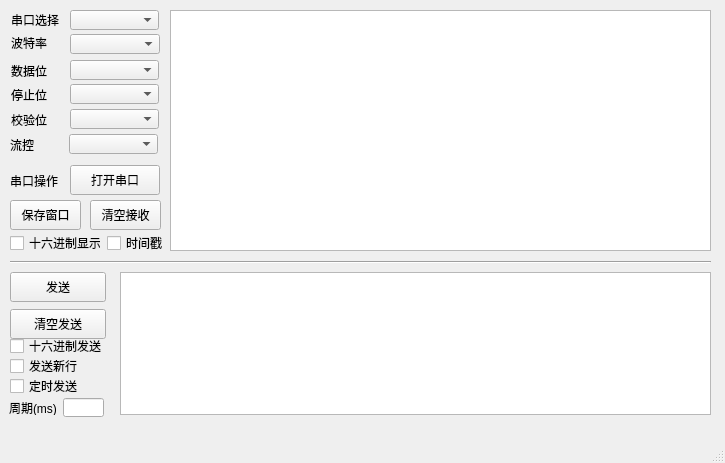
First picture: the form in mainwindow.ui, repository chxj1980/QtSerialPort, before the edit.
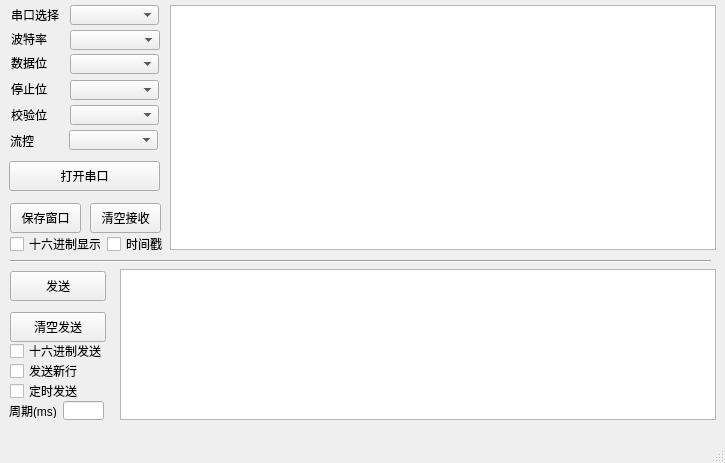
Second picture: the form after the edit.

Commit message: 串口参数即时生效。添加状态栏。

Patch:
```diff
--- a/mainwindow.ui
+++ b/mainwindow.ui
@@ -24,7 +24,7 @@
     <property name="geometry">
      <rect>
       <x>11</x>
-      <y>12</y>
+      <y>7</y>
       <width>48</width>
       <height>16</height>
      </rect>
@@ -37,7 +37,7 @@
     <property name="geometry">
      <rect>
       <x>70</x>
-      <y>84</y>
+      <y>80</y>
       <width>89</width>
       <height>20</height>
      </rect>
@@ -49,24 +49,11 @@
      </sizepolicy>
     </property>
    </widget>
-   <widget class="QLabel" name="lbPortStatus">
-    <property name="geometry">
-     <rect>
-      <x>10</x>
-      <y>165</y>
-      <width>48</width>
-      <height>31</height>
-     </rect>
-    </property>
-    <property name="text">
-     <string>串口操作</string>
-    </property>
-   </widget>
    <widget class="QLabel" name="label_5">
     <property name="geometry">
      <rect>
       <x>11</x>
-      <y>112</y>
+      <y>107</y>
       <width>48</width>
       <height>16</height>
      </rect>
@@ -78,9 +65,9 @@
    <widget class="QPushButton" name="btnOpen">
     <property name="geometry">
      <rect>
-      <x>70</x>
-      <y>165</y>
-      <width>90</width>
+      <x>9</x>
+      <y>161</y>
+      <width>151</width>
       <height>30</height>
      </rect>
     </property>
@@ -92,7 +79,7 @@
     <property name="geometry">
      <rect>
       <x>11</x>
-      <y>87</y>
+      <y>81</y>
       <width>48</width>
       <height>16</height>
      </rect>
@@ -105,7 +92,7 @@
     <property name="geometry">
      <rect>
       <x>11</x>
-      <y>63</y>
+      <y>55</y>
       <width>48</width>
       <height>16</height>
      </rect>
@@ -118,7 +105,7 @@
     <property name="geometry">
      <rect>
       <x>70</x>
-      <y>34</y>
+      <y>30</y>
       <width>90</width>
       <height>20</height>
      </rect>
@@ -143,7 +130,7 @@
     <property name="geometry">
      <rect>
       <x>70</x>
-      <y>109</y>
+      <y>105</y>
       <width>89</width>
       <height>20</height>
      </rect>
@@ -159,7 +146,7 @@
     <property name="geometry">
      <rect>
       <x>70</x>
-      <y>60</y>
+      <y>54</y>
       <width>89</width>
       <height>20</height>
      </rect>
@@ -175,7 +162,7 @@
     <property name="geometry">
      <rect>
       <x>11</x>
-      <y>35</y>
+      <y>31</y>
       <width>48</width>
       <height>16</height>
      </rect>
@@ -188,7 +175,7 @@
     <property name="geometry">
      <rect>
       <x>70</x>
-      <y>10</y>
+      <y>5</y>
       <width>89</width>
       <height>20</height>
      </rect>
@@ -204,7 +191,7 @@
     <property name="geometry">
      <rect>
       <x>9</x>
-      <y>400</y>
+      <y>403</y>
       <width>48</width>
       <height>15</height>
      </rect>
@@ -217,7 +204,7 @@
     <property name="geometry">
      <rect>
       <x>107</x>
-      <y>235</y>
+      <y>236</y>
       <width>61</width>
       <height>16</height>
      </rect>
@@ -230,7 +217,7 @@
     <property name="geometry">
      <rect>
       <x>63</x>
-      <y>398</y>
+      <y>401</y>
       <width>41</width>
       <height>19</height>
      </rect>
@@ -240,7 +227,7 @@
     <property name="geometry">
      <rect>
       <x>10</x>
-      <y>378</y>
+      <y>383</y>
       <width>81</width>
       <height>16</height>
      </rect>
@@ -253,7 +240,7 @@
     <property name="geometry">
      <rect>
       <x>10</x>
-      <y>235</y>
+      <y>236</y>
       <width>91</width>
       <height>16</height>
      </rect>
@@ -266,7 +253,7 @@
     <property name="geometry">
      <rect>
       <x>10</x>
-      <y>200</y>
+      <y>203</y>
       <width>71</width>
       <height>30</height>
      </rect>
@@ -279,7 +266,7 @@
     <property name="geometry">
      <rect>
       <x>90</x>
-      <y>200</y>
+      <y>203</y>
       <width>71</width>
       <height>30</height>
      </rect>
@@ -292,7 +279,7 @@
     <property name="geometry">
      <rect>
       <x>10</x>
-      <y>272</y>
+      <y>271</y>
       <width>96</width>
       <height>30</height>
      </rect>
@@ -305,7 +292,7 @@
     <property name="geometry">
      <rect>
       <x>10</x>
-      <y>309</y>
+      <y>312</y>
       <width>96</width>
       <height>30</height>
      </rect>
@@ -318,7 +305,7 @@
     <property name="geometry">
      <rect>
       <x>10</x>
-      <y>338</y>
+      <y>343</y>
       <width>101</width>
       <height>16</height>
      </rect>
@@ -331,7 +318,7 @@
     <property name="geometry">
      <rect>
       <x>10</x>
-      <y>358</y>
+      <y>363</y>
       <width>91</width>
       <height>16</height>
      </rect>
@@ -344,9 +331,9 @@
     <property name="geometry">
      <rect>
       <x>120</x>
-      <y>272</y>
-      <width>591</width>
-      <height>143</height>
+      <y>269</y>
+      <width>596</width>
+      <height>151</height>
      </rect>
     </property>
    </widget>
@@ -354,7 +341,7 @@
     <property name="geometry">
      <rect>
       <x>10</x>
-      <y>254</y>
+      <y>253</y>
       <width>701</width>
       <height>16</height>
      </rect>
@@ -367,7 +354,7 @@
     <property name="geometry">
      <rect>
       <x>10</x>
-      <y>137</y>
+      <y>133</y>
       <width>48</width>
       <height>16</height>
      </rect>
@@ -380,7 +367,7 @@
     <property name="geometry">
      <rect>
       <x>69</x>
-      <y>134</y>
+      <y>130</y>
       <width>89</width>
       <height>20</height>
      </rect>
@@ -396,9 +383,9 @@
     <property name="geometry">
      <rect>
       <x>170</x>
-      <y>10</y>
-      <width>541</width>
-      <height>241</height>
+      <y>5</y>
+      <width>546</width>
+      <height>245</height>
      </rect>
     </property>
    </widget>
```
Left out of the diff: 9 changed lines with no effect on the pictures. The commit also changes 7 other files.
